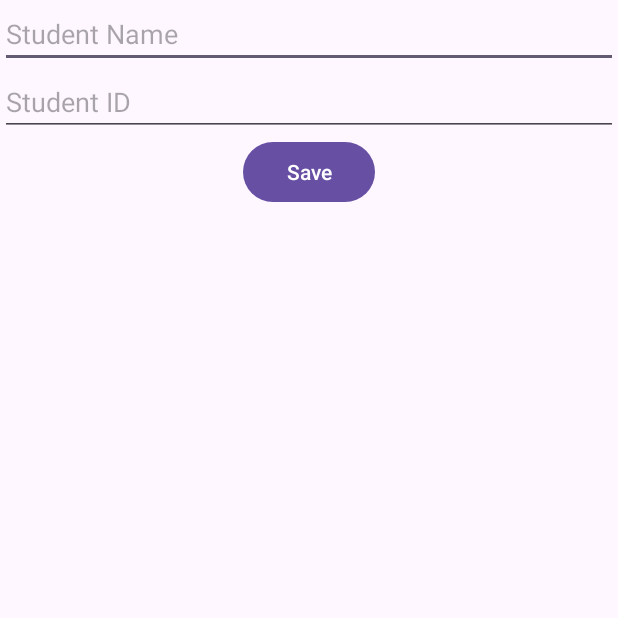
After one commit to xuanthanh112/student312-, an Android app: the EditStudentActivity screen opened directly, with no data from a screen before it, on a phone screen of 412 x 824 dp, the top half of it. The commit adds this screen. Run offline under Robolectric (Android 15) with nearby library versions, the phone set to English and light mode, and no system bars.

Commit message:
done: a 26-11

```diff
--- a/app/src/main/AndroidManifest.xml
+++ b/app/src/main/AndroidManifest.xml
@@ -21,6 +21,8 @@
                 <category android:name="android.intent.category.LAUNCHER" />
             </intent-filter>
         </activity>
+        <activity android:name=".EditStudentActivity" />
+        <activity android:name=".AddStudentActivity" />
     </application>
 
 </manifest>
--- /dev/null
+++ b/app/src/main/java/vn/edu/hust/studentman/EditStudentActivity.kt
@@ -0,0 +1,53 @@
+package vn.edu.hust.studentman
+
+import android.content.Intent
+import android.os.Bundle
+import android.widget.Button
+import android.widget.EditText
+import android.widget.Toast
+import androidx.appcompat.app.AppCompatActivity
+
+class EditStudentActivity : AppCompatActivity() {
+
+    private lateinit var students: MutableList<StudentModel>
+
+    override fun onCreate(savedInstanceState: Bundle?) {
+        super.onCreate(savedInstanceState)
+        setContentView(R.layout.activity_add_student)
+
+        val studentId = intent.getStringExtra("STUDENT_ID")
+        students = intent.getParcelableArrayListExtra<StudentModel>("STUDENT_LIST")?.toMutableList() ?: mutableListOf()
+
+        val studentNameEditText = findViewById<EditText>(R.id.edit_student_name)
+        val studentIdEditText = findViewById<EditText>(R.id.edit_student_id)
+        val btnSaveChanges = findViewById<Button>(R.id.btn_add_student)
+
+        // Lấy thông tin sinh viên cần sửa
+        val student = getStudentById(studentId)
+        studentNameEditText.setText(student?.studentName)
+        studentIdEditText.setText(student?.studentId)
+
+        btnSaveChanges.setOnClickListener {
+            val name = studentNameEditText.text.toString()
+            val id = studentIdEditText.text.toString()
+
+            if (name.isNotEmpty() && id.isNotEmpty()) {
+                // Trả lại kết quả cho MainActivity
+                val resultIntent = Intent()
+                resultIntent.putExtra("STUDENT_ID", id)
+                resultIntent.putExtra("STUDENT_NAME", name)
+                setResult(RESULT_OK, resultIntent)
+
+                finish()  // Đóng Activity
+            } else {
+                Toast.makeText(this, "Please fill in all fields", Toast.LENGTH_SHORT).show()
+            }
+        }
+    }
+
+    // Giả sử bạn có phương thức lấy sinh viên từ ID
+    private fun getStudentById(studentId: String?): StudentModel? {
+        // Thực hiện tìm sinh viên theo ID từ danh sách của bạn
+        return students.find { it.studentId == studentId }
+    }
+}
--- /dev/null
+++ b/app/src/main/res/drawable/ic_add.xml
@@ -0,0 +1,4 @@
+<?xml version="1.0" encoding="utf-8"?>
+<vector xmlns:android="http://schemas.android.com/apk/res/android" xmlns:aapt="http://schemas.android.com/aapt" android:viewportWidth="448" android:viewportHeight="512" android:width="448dp" android:height="512dp">
+    <path android:pathData="M256 80c0 -17.7 -14.3 -32 -32 -32s-32 14.3 -32 32l0 144L48 224c-17.7 0 -32 14.3 -32 32s14.3 32 32 32l144 0 0 144c0 17.7 14.3 32 32 32s32 -14.3 32 -32l0 -144 144 0c17.7 0 32 -14.3 32 -32s-14.3 -32 -32 -32l-144 0 0 -144z" android:fillColor="#000000"/>
+</vector>
--- /dev/null
+++ b/app/src/main/res/layout/activity_add_student.xml
@@ -0,0 +1,36 @@
+<?xml version="1.0" encoding="utf-8"?>
+<androidx.constraintlayout.widget.ConstraintLayout xmlns:android="http://schemas.android.com/apk/res/android"
+    xmlns:app="http://schemas.android.com/apk/res-auto"
+    xmlns:tools="http://schemas.android.com/tools"
+    android:layout_width="match_parent"
+    android:layout_height="match_parent"
+    tools:context=".AddStudentActivity">
+
+    <EditText
+        android:id="@+id/edit_student_name"
+        android:layout_width="0dp"
+        android:layout_height="wrap_content"
+        android:hint="Student Name"
+        app:layout_constraintTop_toTopOf="parent"
+        app:layout_constraintStart_toStartOf="parent"
+        app:layout_constraintEnd_toEndOf="parent" />
+
+    <EditText
+        android:id="@+id/edit_student_id"
+        android:layout_width="0dp"
+        android:layout_height="wrap_content"
+        android:hint="Student ID"
+        app:layout_constraintTop_toBottomOf="@id/edit_student_name"
+        app:layout_constraintStart_toStartOf="parent"
+        app:layout_constraintEnd_toEndOf="parent" />
+
+    <Button
+        android:id="@+id/btn_add_student"
+        android:layout_width="wrap_content"
+        android:layout_height="wrap_content"
+        android:text="Save"
+        app:layout_constraintTop_toBottomOf="@id/edit_student_id"
+        app:layout_constraintStart_toStartOf="parent"
+        app:layout_constraintEnd_toEndOf="parent" />
+
+</androidx.constraintlayout.widget.ConstraintLayout>
```
Also changed, not shown: app/src/main/java/vn/edu/hust/studentman/AddStudentActivity.kt (added, +37 -0 lines), app/src/main/java/vn/edu/hust/studentman/MainActivity.kt (+90 -80 lines), app/src/main/java/vn/edu/hust/studentman/StudentAdapter.kt (+18 -1 lines), app/src/main/java/vn/edu/hust/studentman/StudentModel.kt (+28 -1 lines), app/src/main/res/layout/activity_main.xml (+11 -10 lines), app/src/main/res/layout/dialog_add_student.xml (deleted, +0 -21 lines), app/src/main/res/menu/context_menu.xml (added, +16 -0 lines), app/src/main/res/menu/main_menu.xml (added, +8 -0 lines).
